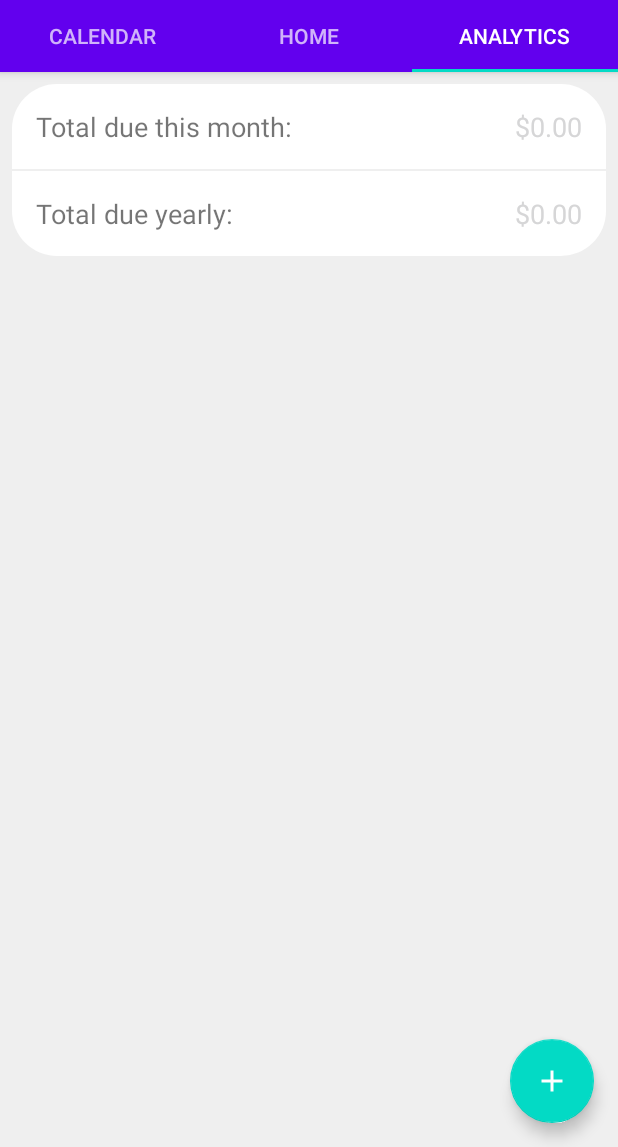
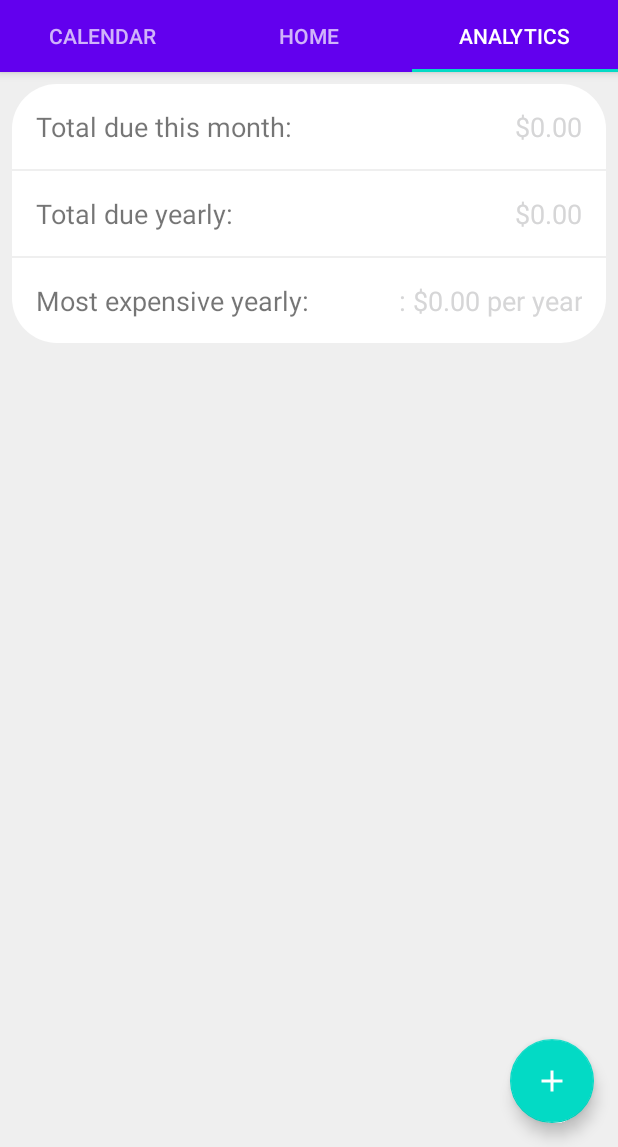
Before and after one commit to mpagliaro98/my-subscriptions, an Android app: the screen it shows after launch (MainActivity), tab 3 chosen, on a phone screen of 412 x 824 dp, the part 89-1236 px from its top. Run offline under Robolectric (Android 15) with nearby library versions, the phone set to English and light mode, and no system bars; 1 statement that could not run was skipped.

Commit message:
Put in a foundation for the most expensive yearly analytic.

```diff
--- a/app/src/main/java/com/mpagliaro98/mysubscriptions/ui/tabs/FragmentAnalytics.java
+++ b/app/src/main/java/com/mpagliaro98/mysubscriptions/ui/tabs/FragmentAnalytics.java
@@ -98,6 +98,15 @@ public class FragmentAnalytics extends Fragment implements SavedStateCompatible
         double totalDueYearly = calculateTotalDueYearly(model);
         TextView textDueYearly = root.findViewById(R.id.analytics_data_yearly);
         textDueYearly.setText(String.format(Locale.US, getString(R.string.cost_format), totalDueYearly));
+
+        // Find the most expensive yearly subscription
+        double costMostExpensive = calculateMostExpensiveCost(model);
+        String nameMostExpensive = getMostExpensiveName(model);
+        TextView textMostExpensive = root.findViewById(R.id.analytics_data_mostexpensive);
+        String displayStr = nameMostExpensive + ": " +
+                String.format(Locale.US, getString(R.string.cost_format), costMostExpensive) +
+                " " + getString(R.string.analytics_mostexpensive_per_year);
+        textMostExpensive.setText(displayStr);
     }
 
     /**
@@ -134,4 +143,24 @@ public class FragmentAnalytics extends Fragment implements SavedStateCompatible
         }
         return totalDueYearly;
     }
+
+    /**
+     * Calculates the analytic for the most expensive subscription per year, and returns
+     * the highest amount per year a single subscription is worth.
+     * @param model the model containing all subscription data
+     * @return the total dollar amount of the most expensive yearly subscription as a double
+     */
+    private double calculateMostExpensiveCost(SharedViewModel model) {
+        return 0;
+    }
+
+    /**
+     * Calculates the most expensive subscription per year, and returns the name of that
+     * subscription.
+     * @param model the model containing all subscription data
+     * @return the name of the most expensive yearly subscription as a string
+     */
+    private String getMostExpensiveName(SharedViewModel model) {
+        return "";
+    }
 }
--- a/app/src/main/res/layout/fragment_analytics_tab.xml
+++ b/app/src/main/res/layout/fragment_analytics_tab.xml
@@ -81,7 +81,6 @@
                     android:layout_marginBottom="16dp"
                     android:text="@string/analytics_yearly"
                     android:textSize="18sp"
-                    app:layout_constraintBottom_toBottomOf="parent"
                     app:layout_constraintStart_toStartOf="parent"
                     app:layout_constraintTop_toBottomOf="@+id/horizontal1" />
 
@@ -100,6 +99,45 @@
                     app:layout_constraintStart_toEndOf="@+id/analytics_text_yearly"
                     app:layout_constraintTop_toTopOf="@+id/analytics_text_yearly" />
 
+                <View
+                    android:id="@+id/horizontal2"
+                    android:layout_width="0dp"
+                    android:layout_height="1dp"
+                    android:layout_marginTop="16dp"
+                    android:background="@color/colorLightGreyBG"
+                    app:layout_constraintEnd_toEndOf="parent"
+                    app:layout_constraintStart_toStartOf="parent"
+                    app:layout_constraintTop_toBottomOf="@+id/analytics_text_yearly" />
+
+                <TextView
+                    android:id="@+id/analytics_text_mostexpensive"
+                    android:layout_width="0dp"
+                    android:layout_height="wrap_content"
+                    android:layout_marginStart="16dp"
+                    android:layout_marginLeft="16dp"
+                    android:layout_marginTop="16dp"
+                    android:layout_marginBottom="16dp"
+                    android:text="@string/analytics_mostexpensive"
+                    android:textSize="18sp"
+                    app:layout_constraintBottom_toBottomOf="parent"
+                    app:layout_constraintStart_toStartOf="parent"
+                    app:layout_constraintTop_toBottomOf="@+id/horizontal2" />
+
+                <TextView
+                    android:id="@+id/analytics_data_mostexpensive"
+                    android:layout_width="0dp"
+                    android:layout_height="wrap_content"
+                    android:layout_marginStart="16dp"
+                    android:layout_marginLeft="16dp"
+                    android:layout_marginEnd="16dp"
+                    android:layout_marginRight="16dp"
+                    android:gravity="end"
+                    android:textColor="@color/solid_black"
+                    android:textSize="18sp"
+                    app:layout_constraintEnd_toEndOf="parent"
+                    app:layout_constraintStart_toEndOf="@+id/analytics_text_mostexpensive"
+                    app:layout_constraintTop_toTopOf="@+id/analytics_text_mostexpensive" />
+
             </androidx.constraintlayout.widget.ConstraintLayout>
         </androidx.constraintlayout.widget.ConstraintLayout>
     </ScrollView>
--- a/app/src/main/res/values/strings.xml
+++ b/app/src/main/res/values/strings.xml
@@ -69,6 +69,8 @@
     <!-- Analytics tab strings -->
     <string name="analytics_thismonth">Total due this month:</string>
     <string name="analytics_yearly">Total due yearly:</string>
+    <string name="analytics_mostexpensive">Most expensive yearly:</string>
+    <string name="analytics_mostexpensive_per_year">per year</string>
 
     <!-- Notification strings -->
     <string name="notification_channel_name">Subscription Notifications</string>
```
